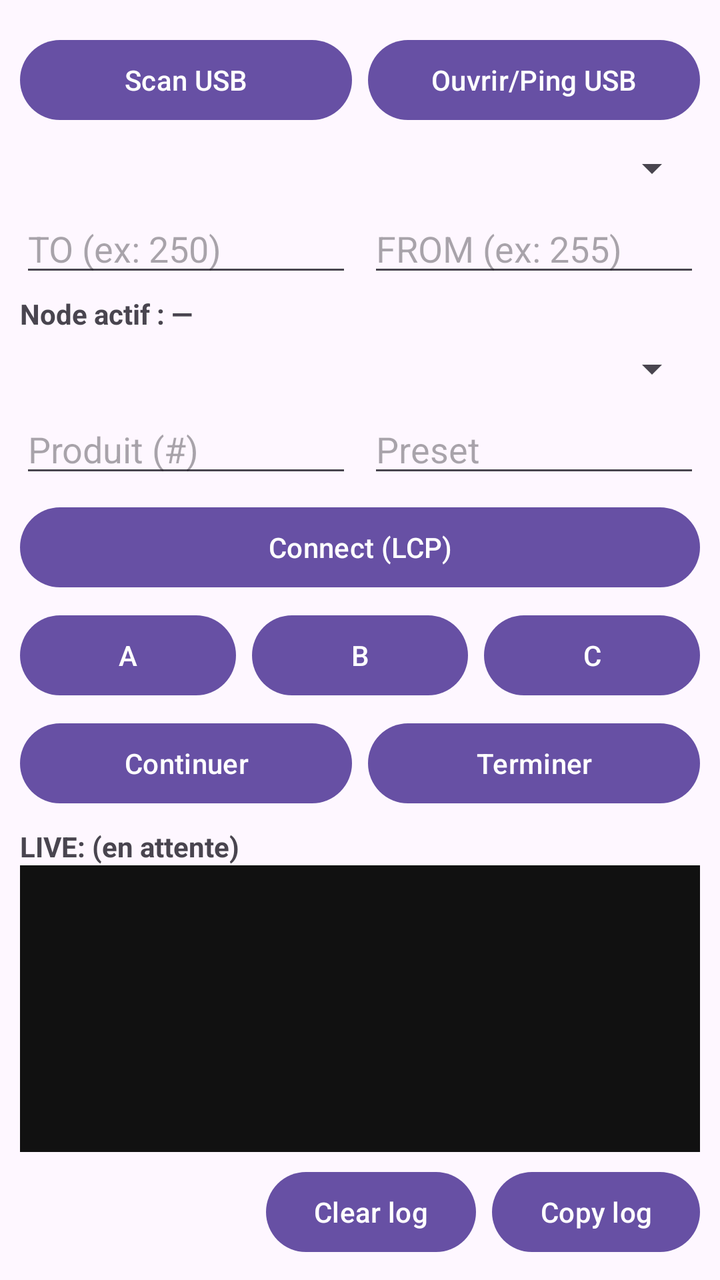
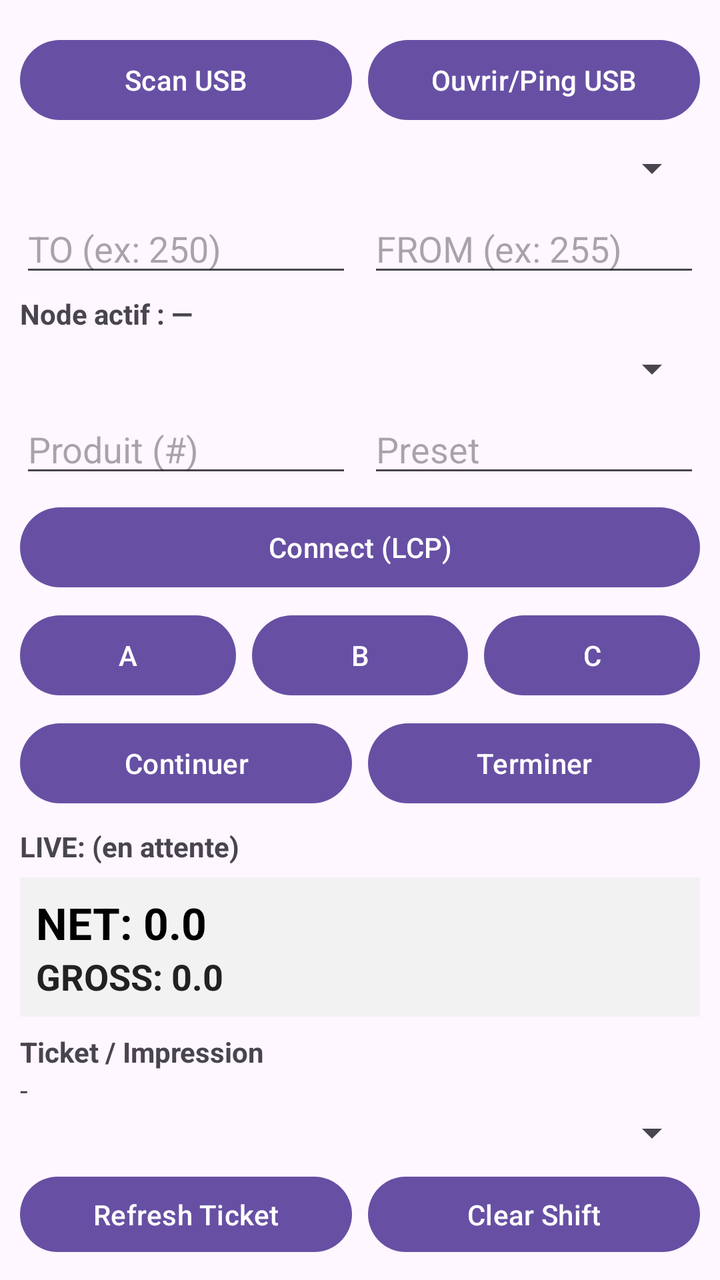

Screens rendered from an Android XML layout before and after an edit, with the pre-edit source and the edit as a unified diff.
<!-- AndroidManifest.xml: application theme Theme.Material3.DayNight.NoActionBar -->
<!-- res/layout/activity_main.xml -->
<LinearLayout xmlns:android="http://schemas.android.com/apk/res/android"
    android:id="@+id/root"
    android:layout_width="match_parent"
    android:layout_height="match_parent"
    android:orientation="vertical"
    android:padding="10dp">

    
    <LinearLayout
        android:layout_width="match_parent"
        android:layout_height="wrap_content"
        android:orientation="horizontal"
        android:layout_marginTop="6dp">

        <Button
            android:id="@+id/btnScanUsb"
            android:layout_width="0dp"
            android:layout_height="wrap_content"
            android:layout_weight="1"
            android:text="Scan USB" />

        <Button
            android:id="@+id/btnPingUsb"
            android:layout_width="0dp"
            android:layout_height="wrap_content"
            android:layout_weight="1"
            android:layout_marginStart="8dp"
            android:text="Ouvrir/Ping USB" />
    </LinearLayout>

    <Spinner
        android:id="@+id/spnUsbDevices"
        android:layout_width="match_parent"
        android:layout_height="wrap_content"
        android:layout_marginTop="8dp" />

    
    <LinearLayout
        android:layout_width="match_parent"
        android:layout_height="wrap_content"
        android:orientation="horizontal"
        android:layout_marginTop="6dp">

        <EditText
            android:id="@+id/edtTo"
            android:layout_width="0dp"
            android:layout_height="wrap_content"
            android:layout_weight="1"
            android:hint="TO (ex: 250)"
            android:inputType="number"
            android:singleLine="true" />

        <EditText
            android:id="@+id/edtFrom"
            android:layout_width="0dp"
            android:layout_height="wrap_content"
            android:layout_weight="1"
            android:layout_marginStart="8dp"
            android:hint="FROM (ex: 255)"
            android:inputType="number"
            android:singleLine="true" />
    </LinearLayout>

    
    <TextView
        android:id="@+id/txtActiveNode"
        android:layout_width="match_parent"
        android:layout_height="wrap_content"
        android:text="Node actif : —"
        android:textStyle="bold"
        android:layout_marginTop="4dp" />

    
    <Spinner
        android:id="@+id/spnProducts"
        android:layout_width="match_parent"
        android:layout_height="wrap_content"
        android:layout_marginTop="6dp" />

    
    <LinearLayout
        android:layout_width="match_parent"
        android:layout_height="wrap_content"
        android:orientation="horizontal"
        android:layout_marginTop="6dp">

        <EditText
            android:id="@+id/edtProduct"
            android:layout_width="0dp"
            android:layout_height="wrap_content"
            android:layout_weight="1"
            android:hint="Produit (#)"
            android:inputType="number"
            android:singleLine="true" />

        <EditText
            android:id="@+id/edtPreset"
            android:layout_width="0dp"
            android:layout_height="wrap_content"
            android:layout_weight="1"
            android:layout_marginStart="8dp"
            android:hint="Preset"
            android:inputType="numberDecimal"
            android:singleLine="true" />
    </LinearLayout>

    
    <Button
        android:id="@+id/btnConnect"
        android:layout_width="match_parent"
        android:layout_height="wrap_content"
        android:text="Connect (LCP)"
        android:layout_marginTop="6dp" />

    
    <LinearLayout
        android:layout_width="match_parent"
        android:layout_height="wrap_content"
        android:orientation="horizontal"
        android:layout_marginTop="6dp">

        <Button
            android:id="@+id/btnA"
            android:layout_width="0dp"
            android:layout_height="wrap_content"
            android:layout_weight="1"
            android:text="A" />

        <Button
            android:id="@+id/btnB"
            android:layout_width="0dp"
            android:layout_height="wrap_content"
            android:layout_weight="1"
            android:layout_marginStart="8dp"
            android:text="B" />

        <Button
            android:id="@+id/btnC"
            android:layout_width="0dp"
            android:layout_height="wrap_content"
            android:layout_weight="1"
            android:layout_marginStart="8dp"
            android:text="C" />
    </LinearLayout>

    
    <LinearLayout
        android:layout_width="match_parent"
        android:layout_height="wrap_content"
        android:orientation="horizontal"
        android:layout_marginTop="6dp">

        <Button
            android:id="@+id/btnContinue"
            android:layout_width="0dp"
            android:layout_height="wrap_content"
            android:layout_weight="1"
            android:text="Continuer" />

        <Button
            android:id="@+id/btnFinish"
            android:layout_width="0dp"
            android:layout_height="wrap_content"
            android:layout_weight="1"
            android:layout_marginStart="8dp"
            android:text="Terminer" />
    </LinearLayout>

    
    <TextView
        android:id="@+id/txtLive"
        android:layout_width="match_parent"
        android:layout_height="wrap_content"
        android:text="LIVE: (en attente)"
        android:textStyle="bold"
        android:layout_marginTop="8dp" />

    
    <ScrollView
        android:id="@+id/logScroll"
        android:layout_width="match_parent"
        android:layout_height="0dp"
        android:layout_weight="1"
        android:fillViewport="true"
        android:background="#111111">

        <TextView
            android:id="@+id/txtLog"
            android:layout_width="match_parent"
            android:layout_height="wrap_content"
            android:typeface="monospace"
            android:textIsSelectable="true"
            android:textSize="12sp"
            android:textColor="#00FF00"
            android:padding="6dp" />
    </ScrollView>

    
    <LinearLayout
        android:layout_width="match_parent"
        android:layout_height="wrap_content"
        android:orientation="horizontal"
        android:gravity="end"
        android:layout_marginTop="6dp">

        <Button
            android:id="@+id/btnClearLog"
            android:layout_width="wrap_content"
            android:layout_height="wrap_content"
            android:text="Clear log" />

        <Button
            android:id="@+id/btnCopyLog"
            android:layout_width="wrap_content"
            android:layout_height="wrap_content"
            android:layout_marginStart="8dp"
            android:text="Copy log" />
    </LinearLayout>

</LinearLayout>
<!-- resources referenced by this layout -->
<resources>

</resources>

<!-- the commit's change to res/layout/activity_main.xml (unified diff, before → after) -->
@@ -174,6 +174,114 @@
         android:text="LIVE: (en attente)"
         android:textStyle="bold"
         android:layout_marginTop="8dp" />
+    
+    <LinearLayout
+        android:id="@+id/liveQtyPanel"
+        android:layout_width="match_parent"
+        android:layout_height="wrap_content"
+        android:orientation="vertical"
+        android:layout_marginTop="6dp"
+        android:padding="8dp"
+        android:background="#F2F2F2">
+
+        <TextView
+            android:id="@+id/txtQtyNet"
+            android:layout_width="match_parent"
+            android:layout_height="wrap_content"
+            android:text="NET: 0.0"
+            android:textStyle="bold"
+            android:textSize="22sp"
+            android:textColor="#000000" />
+
+        <TextView
+            android:id="@+id/txtQtyGross"
+            android:layout_width="match_parent"
+            android:layout_height="wrap_content"
+            android:text="GROSS: 0.0"
+            android:textStyle="bold"
+            android:textSize="18sp"
+            android:textColor="#222222" />
+    </LinearLayout>
+
+    
+    <LinearLayout
+        android:layout_width="match_parent"
+        android:layout_height="wrap_content"
+        android:orientation="vertical"
+        android:layout_marginTop="8dp">
+
+        <TextView
+            android:layout_width="match_parent"
+            android:layout_height="wrap_content"
+            android:text="Ticket / Impression"
+            android:textStyle="bold" />
+
+        <TextView
+            android:id="@+id/txtTicketNumber"
+            android:layout_width="match_parent"
+            android:layout_height="wrap_content"
+            android:text="-" />
+
+        <Spinner
+            android:id="@+id/spnTicketRequired"
+            android:layout_width="match_parent"
+            android:layout_height="wrap_content" />
+
+        <LinearLayout
+            android:layout_width="match_parent"
+            android:layout_height="wrap_content"
+            android:orientation="horizontal"
+            android:layout_marginTop="6dp">
+
+            <Button
+                android:id="@+id/btnRefreshTicket"
+                android:layout_width="0dp"
+                android:layout_height="wrap_content"
+                android:layout_weight="1"
+                android:text="Refresh Ticket" />
+
+            <Button
+                android:id="@+id/btnClearShift"
+                android:layout_width="0dp"
+                android:layout_height="wrap_content"
+                android:layout_weight="1"
+                android:layout_marginStart="8dp"
+                android:text="Clear Shift" />
+        </LinearLayout>
+
+        <TextView
+            android:id="@+id/txtPrinterStatus"
+            android:layout_width="match_parent"
+            android:layout_height="wrap_content"
+            android:text="Imprimante: (non connecté / non lu)"
+            android:layout_marginTop="6dp"
+            android:background="#EEEEEE"
+            android:padding="6dp" />
+
+        <LinearLayout
+            android:layout_width="match_parent"
+            android:layout_height="wrap_content"
+            android:orientation="horizontal"
+            android:layout_marginTop="6dp">
+
+            <Button
+                android:id="@+id/btnRefreshPrinter"
+                android:layout_width="0dp"
+                android:layout_height="wrap_content"
+                android:layout_weight="1"
+                android:text="Refresh Printer" />
+
+            <Button
+                android:id="@+id/btnPrintPending"
+                android:layout_width="0dp"
+                android:layout_height="wrap_content"
+                android:layout_weight="1"
+                android:layout_marginStart="8dp"
+                android:text="Print Pending" />
+        </LinearLayout>
+
+    </LinearLayout>
+
 
     
     <ScrollView
